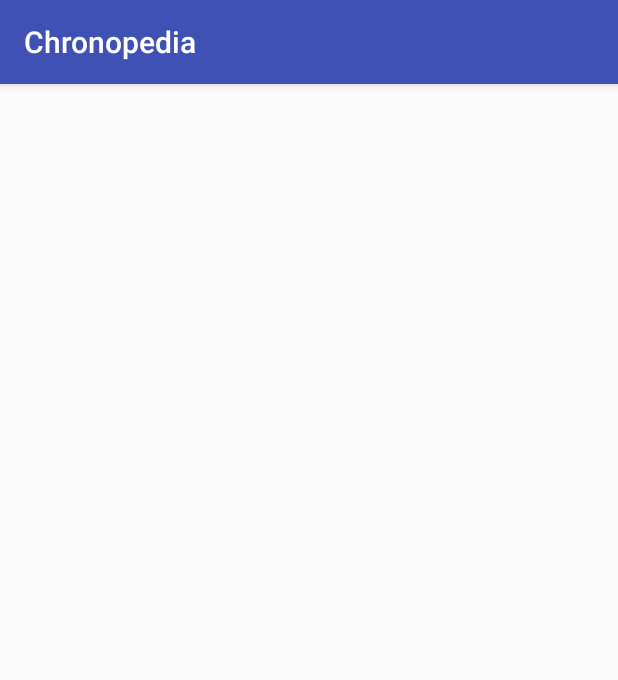
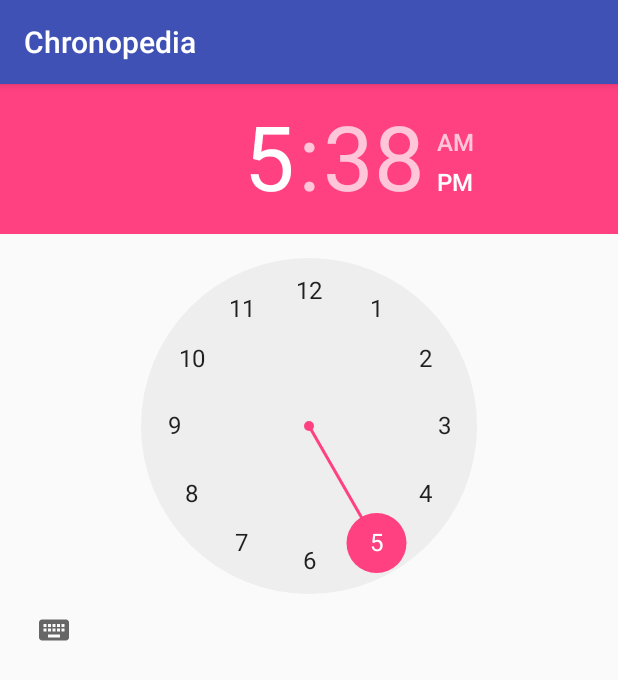
Before and after one commit to LuddeW/Chronopedia, an Android app: the SetAlarmActivity screen opened directly, with no data from a screen before it, on a phone screen of 412 x 824 dp. Shown: the top 680 px of the screen. Run offline under Robolectric (Android 15) with nearby library versions, the phone set to English and light mode, and no system bars.

Commit message:
Added som important designs to the xmls

```diff
--- a/Chronopedia/app/src/main/res/layout/activity_my_alarms.xml
+++ b/Chronopedia/app/src/main/res/layout/activity_my_alarms.xml
@@ -6,4 +6,9 @@
     android:layout_height="match_parent"
     tools:context="com.example.ludwig.chronopedia.MyAlarmsActivity">
 
+    <ListView
+        android:layout_width="368dp"
+        android:layout_height="495dp"
+        tools:layout_editor_absoluteY="8dp"
+        tools:layout_editor_absoluteX="8dp" />
 </android.support.constraint.ConstraintLayout>
--- a/Chronopedia/app/src/main/res/layout/activity_set_alarm.xml
+++ b/Chronopedia/app/src/main/res/layout/activity_set_alarm.xml
@@ -6,4 +6,8 @@
     android:layout_height="match_parent"
     tools:context="com.example.ludwig.chronopedia.SetAlarmActivity">
 
+    <TimePicker
+        android:id="@+id/timePicker"
+        android:layout_width="wrap_content"
+        android:layout_height="wrap_content" />
 </android.support.constraint.ConstraintLayout>
```
Also changed, not shown: Chronopedia/app/src/main/res/layout/activity_landing.xml (+10 -0 lines).
